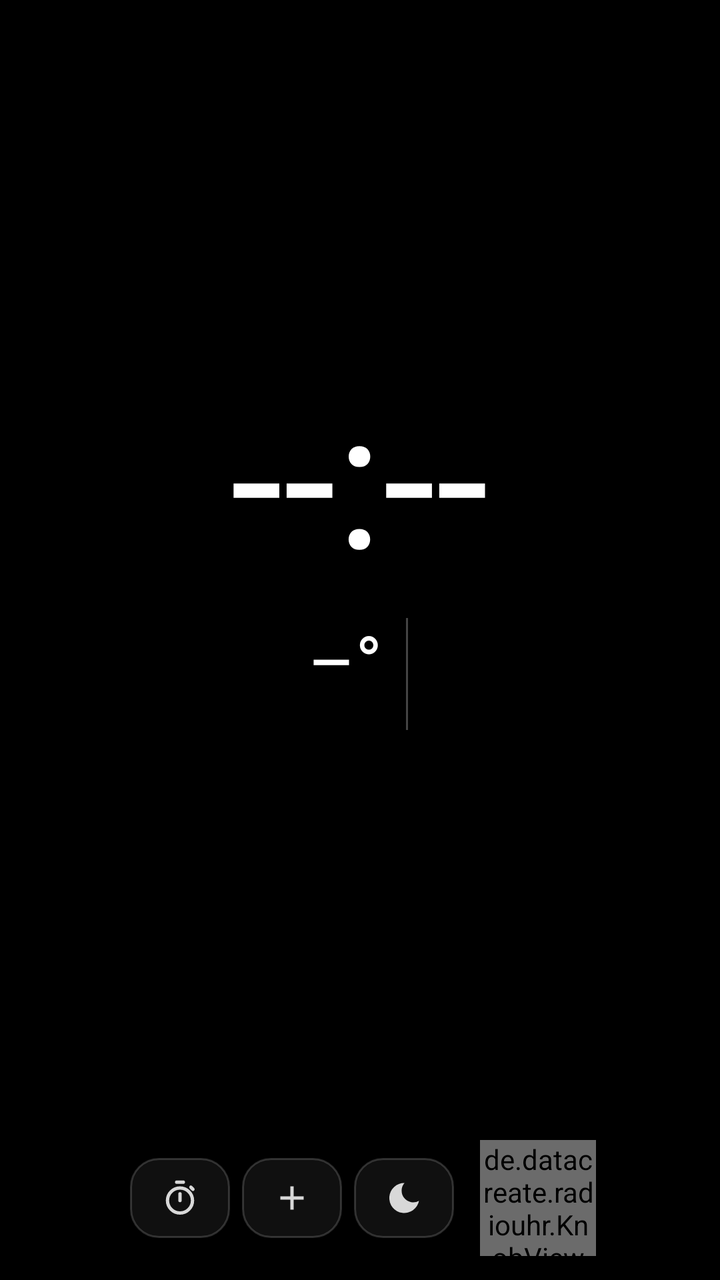
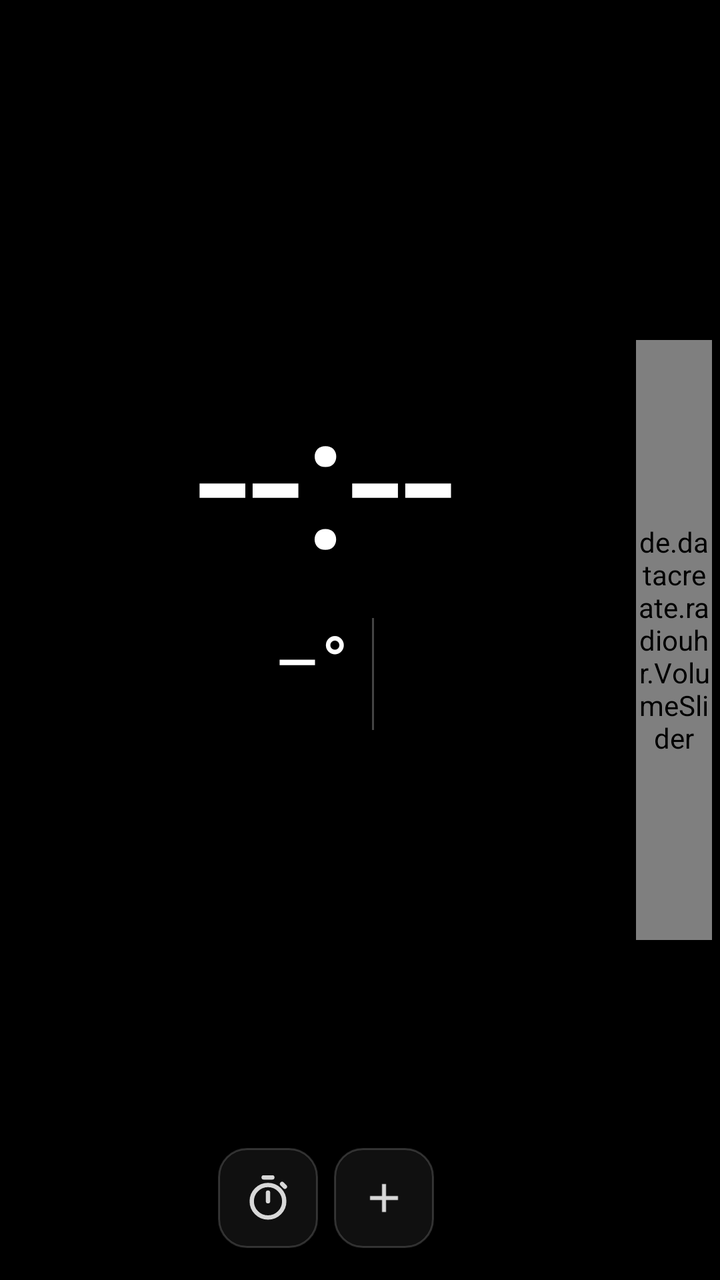

An Android layout rendered at two revisions. The XML below is the earlier revision; the diff shows what the commit changed to produce the second picture.
<!-- AndroidManifest.xml: application theme AppTheme -->
<!-- res/layout/activity_main.xml -->
<?xml version="1.0" encoding="utf-8"?>
<FrameLayout xmlns:android="http://schemas.android.com/apk/res/android"
    android:id="@+id/frame"
    android:layout_width="match_parent"
    android:layout_height="match_parent"
    android:background="#000000">

<LinearLayout
    android:id="@+id/root"
    android:layout_width="match_parent"
    android:layout_height="match_parent"
    android:background="#000000"
    android:keepScreenOn="true"
    android:orientation="vertical"
    android:padding="12dp">

    <LinearLayout
        android:id="@+id/clockPanel"
        android:layout_width="match_parent"
        android:layout_height="0dp"
        android:layout_weight="1"
        android:gravity="center"
        android:orientation="vertical">

        <TextView
            android:id="@+id/tvDate"
            android:layout_width="wrap_content"
            android:layout_height="wrap_content"
            android:textColor="#BBBBBB"
            android:textSize="21sp" />

        <TextView
            android:id="@+id/tvTime"
            android:layout_width="wrap_content"
            android:layout_height="wrap_content"
            android:includeFontPadding="false"
            android:singleLine="true"
            android:text="--:--"
            android:textColor="#FFFFFF"
            android:textSize="96sp" />

        <de.datacreate.radiouhr.ClockView
            android:id="@+id/clockView"
            android:layout_width="match_parent"
            android:layout_height="120dp"
            android:visibility="gone" />


        <LinearLayout
            android:id="@+id/weatherBox"
            android:layout_width="wrap_content"
            android:layout_height="wrap_content"
            android:layout_marginTop="8dp"
            android:clickable="true"
            android:focusable="true"
            android:gravity="center_vertical"
            android:orientation="horizontal">

            <LinearLayout
                android:layout_width="wrap_content"
                android:layout_height="wrap_content"
                android:gravity="center_horizontal"
                android:orientation="vertical">

                <LinearLayout
                    android:id="@+id/weatherRow"
                    android:layout_width="wrap_content"
                    android:layout_height="wrap_content"
                    android:gravity="center_vertical"
                    android:orientation="horizontal">

                    <TextView
                        android:id="@+id/tvWeatherIcon"
                        android:layout_width="wrap_content"
                        android:layout_height="wrap_content"
                        android:textColor="#FFD27A"
                        android:textSize="26sp" />

                    <TextView
                        android:id="@+id/tvTemp"
                        android:layout_width="wrap_content"
                        android:layout_height="wrap_content"
                        android:layout_marginLeft="6dp"
                        android:text="–°"
                        android:textColor="#FFFFFF"
                        android:textSize="36sp" />
                </LinearLayout>

                <TextView
                    android:id="@+id/tvWeatherInfo"
                    android:layout_width="wrap_content"
                    android:layout_height="wrap_content"
                    android:gravity="center"
                    android:maxWidth="150dp"
                    android:maxLines="3"
                    android:textColor="#999999"
                    android:textSize="11sp" />
            </LinearLayout>

            <View
                android:id="@+id/wxDivider"
                android:layout_width="1dp"
                android:layout_height="56dp"
                android:layout_marginLeft="12dp"
                android:layout_marginRight="8dp"
                android:background="#44FFFFFF" />

            <LinearLayout
                android:id="@+id/forecastRow"
                android:layout_width="wrap_content"
                android:layout_height="wrap_content"
                android:orientation="horizontal" />
        </LinearLayout>

        <TextView
            android:id="@+id/tvEvents"
            android:layout_width="wrap_content"
            android:layout_height="wrap_content"
            android:layout_marginTop="10dp"
            android:gravity="center"
            android:lineSpacingExtra="2dp"
            android:maxLines="9"
            android:textColor="#DDDDDD"
            android:textSize="15sp"
            android:visibility="gone" />
    </LinearLayout>

    <LinearLayout
        android:id="@+id/radioPanel"
        android:layout_width="match_parent"
        android:layout_height="wrap_content"
        android:gravity="center"
        android:orientation="vertical">

        <de.datacreate.radiouhr.DialView
            android:id="@+id/dialView"
            android:layout_width="match_parent"
            android:layout_height="78dp"
            android:layout_marginBottom="4dp"
            android:visibility="gone" />

        <TextView
            android:id="@+id/tvStation"
            android:layout_width="match_parent"
            android:layout_height="wrap_content"
            android:ellipsize="end"
            android:gravity="center"
            android:singleLine="true"
            android:textColor="#FFFFFF"
            android:textSize="20sp"
            android:textStyle="bold" />

        <TextView
            android:id="@+id/tvNowPlaying"
            android:layout_width="match_parent"
            android:layout_height="wrap_content"
            android:ellipsize="end"
            android:gravity="center"
            android:singleLine="true"
            android:textColor="#AAAAAA"
            android:textSize="14sp" />

        <HorizontalScrollView
            android:id="@+id/favScroll"
            android:layout_width="match_parent"
            android:layout_height="wrap_content"
            android:layout_marginTop="6dp"
            android:fillViewport="true"
            android:scrollbars="none">

            <LinearLayout
                android:id="@+id/favRow"
                android:layout_width="match_parent"
                android:layout_height="wrap_content"
                android:gravity="center_horizontal"
                android:orientation="horizontal" />
        </HorizontalScrollView>

        <LinearLayout
            android:id="@+id/favGrid"
            android:layout_width="match_parent"
            android:layout_height="wrap_content"
            android:layout_marginTop="6dp"
            android:orientation="vertical"
            android:visibility="gone" />

        <LinearLayout
            android:layout_width="match_parent"
            android:layout_height="wrap_content"
            android:layout_marginTop="4dp"
            android:alpha="0.85"
            android:gravity="center"
            android:orientation="horizontal">

            <ImageView android:id="@+id/btnPlay" style="@style/IconBtn" android:layout_weight="1.4"
                android:padding="12dp" android:src="@drawable/ic_play" android:visibility="gone" />

            <FrameLayout android:id="@+id/btnTimer" style="@style/IconBtn" android:padding="0dp">
                <ImageView
                    android:id="@+id/timerIcon"
                    android:layout_width="match_parent"
                    android:layout_height="match_parent"
                    android:padding="10dp"
                    android:scaleType="fitCenter"
                    android:src="@drawable/ic_timer" />
                <TextView
                    android:id="@+id/tvTimerBadge"
                    android:layout_width="wrap_content"
                    android:layout_height="wrap_content"
                    android:layout_gravity="bottom|right"
                    android:layout_margin="1dp"
                    android:textColor="#FF8A3D"
                    android:textSize="9sp"
                    android:textStyle="bold" />
            </FrameLayout>

            <ImageView android:id="@+id/btnAdd" style="@style/IconBtn" android:src="@drawable/ic_add" />
            <ImageView android:id="@+id/btnNight" style="@style/IconBtn" android:src="@drawable/ic_moon" />
            <ImageView android:id="@+id/btnSettings" style="@style/IconBtn" android:src="@drawable/ic_tune" android:visibility="gone" />

            <de.datacreate.radiouhr.KnobView
                android:id="@+id/knob"
                android:layout_width="58dp"
                android:layout_height="58dp"
                android:layout_marginLeft="10dp" />
        </LinearLayout>
    </LinearLayout>
</LinearLayout>

    <ImageView
        android:id="@+id/btnGear"
        android:layout_width="44dp"
        android:layout_height="44dp"
        android:layout_gravity="top|right"
        android:layout_margin="4dp"
        android:alpha="0.6"
        android:padding="11dp" />
</FrameLayout>
<!-- resources referenced by this layout -->
<resources>
  <!-- drawable ic_add (drawable) -->
  <vector xmlns:android="http://schemas.android.com/apk/res/android" android:width="24dp" android:height="24dp" android:viewportWidth="24" android:viewportHeight="24">
      <path android:fillColor="#FFFFFF" android:pathData="M19,13h-6v6h-2v-6H5v-2h6V5h2v6h6v2z" />
  </vector>
  <!-- drawable ic_moon (drawable) -->
  <vector xmlns:android="http://schemas.android.com/apk/res/android" android:width="24dp" android:height="24dp" android:viewportWidth="24" android:viewportHeight="24">
      <path android:fillColor="#FFFFFF" android:pathData="M12.3,3A9,9 0 1,0 21,13.7A7,7 0 0,1 12.3,3z" />
  </vector>
  <!-- drawable ic_play (drawable) -->
  <vector xmlns:android="http://schemas.android.com/apk/res/android" android:width="24dp" android:height="24dp" android:viewportWidth="24" android:viewportHeight="24">
      <path android:fillColor="#FFFFFF" android:pathData="M8,5v14l11,-7z" />
  </vector>
  <!-- drawable ic_timer (drawable) -->
  <vector xmlns:android="http://schemas.android.com/apk/res/android" android:width="24dp" android:height="24dp" android:viewportWidth="24" android:viewportHeight="24">
      <path android:fillColor="#00000000" android:strokeColor="#FFFFFF" android:strokeWidth="2"
          android:pathData="M4.5,13.5a7.5,7.5 0 1,0 15,0a7.5,7.5 0 1,0 -15,0" />
      <path android:fillColor="#00000000" android:strokeColor="#FFFFFF" android:strokeWidth="2" android:strokeLineCap="round"
          android:pathData="M12,13.5L12,9.5M10,2.5L14,2.5M18.5,5.5L19.8,6.8" />
  </vector>
  <!-- drawable ic_tune (drawable) -->
  <vector xmlns:android="http://schemas.android.com/apk/res/android" android:width="24dp" android:height="24dp" android:viewportWidth="24" android:viewportHeight="24">
      <path android:fillColor="#00000000" android:strokeColor="#FFFFFF" android:strokeWidth="2" android:strokeLineCap="round"
          android:pathData="M4,6L20,6M4,12L20,12M4,18L20,18" />
      <path android:fillColor="#FFFFFF"
          android:pathData="M6.5,6a2.5,2.5 0 1,0 5,0a2.5,2.5 0 1,0 -5,0M12.5,12a2.5,2.5 0 1,0 5,0a2.5,2.5 0 1,0 -5,0M4.5,18a2.5,2.5 0 1,0 5,0a2.5,2.5 0 1,0 -5,0" />
  </vector>
  <style name="IconBtn">
          <item name="android:layout_width">50dp</item>
          <item name="android:layout_height">40dp</item>
          <item name="android:layout_margin">3dp</item>
          <item name="android:padding">10dp</item>
          <item name="android:scaleType">fitCenter</item>
          <item name="android:background">@drawable/btn_bg</item>
          <item name="android:clickable">true</item>
          <item name="android:focusable">true</item>
      </style>
  <style name="AppTheme" parent="android:Theme.Material.NoActionBar.Fullscreen">
          <item name="android:windowBackground">@android:color/black</item>
          <item name="android:colorAccent">#FF8A3D</item>
      </style>
  <!-- drawable btn_bg (drawable) -->
  <?xml version="1.0" encoding="utf-8"?>
  <selector xmlns:android="http://schemas.android.com/apk/res/android">
      <item android:state_pressed="true">
          <shape android:shape="rectangle">
              <solid android:color="#33FFFFFF" />
              <corners android:radius="14dp" />
              <stroke android:width="1dp" android:color="#66FFFFFF" />
          </shape>
      </item>
      <item>
          <shape android:shape="rectangle">
              <solid android:color="#14FFFFFF" />
              <corners android:radius="14dp" />
              <stroke android:width="1dp" android:color="#33FFFFFF" />
          </shape>
      </item>
  </selector>
</resources>

<!-- the commit's change to res/layout/activity_main.xml (unified diff, before → after) -->
@@ -12,7 +12,10 @@
     android:background="#000000"
     android:keepScreenOn="true"
     android:orientation="vertical"
-    android:padding="12dp">
+    android:paddingLeft="12dp"
+    android:paddingTop="12dp"
+    android:paddingRight="46dp"
+    android:paddingBottom="12dp">
 
     <LinearLayout
         android:id="@+id/clockPanel"
@@ -200,7 +203,7 @@
                     android:id="@+id/timerIcon"
                     android:layout_width="match_parent"
                     android:layout_height="match_parent"
-                    android:padding="10dp"
+                    android:padding="12dp"
                     android:scaleType="fitCenter"
                     android:src="@drawable/ic_timer" />
                 <TextView
@@ -215,17 +218,25 @@
             </FrameLayout>
 
             <ImageView android:id="@+id/btnAdd" style="@style/IconBtn" android:src="@drawable/ic_add" />
-            <ImageView android:id="@+id/btnNight" style="@style/IconBtn" android:src="@drawable/ic_moon" />
+            <ImageView android:id="@+id/btnNight" style="@style/IconBtn" android:src="@drawable/ic_moon" android:visibility="gone" />
             <ImageView android:id="@+id/btnSettings" style="@style/IconBtn" android:src="@drawable/ic_tune" android:visibility="gone" />
 
             <de.datacreate.radiouhr.KnobView
                 android:id="@+id/knob"
+                android:visibility="gone"
                 android:layout_width="58dp"
                 android:layout_height="58dp"
                 android:layout_marginLeft="10dp" />
         </LinearLayout>
     </LinearLayout>
 </LinearLayout>
+
+    <de.datacreate.radiouhr.VolumeSlider
+        android:id="@+id/volSlider"
+        android:layout_width="38dp"
+        android:layout_height="300dp"
+        android:layout_gravity="right|center_vertical"
+        android:layout_marginRight="4dp" />
 
     <ImageView
         android:id="@+id/btnGear"
<!-- resource entries referenced after the edit -->
@@ -28,9 +28,9 @@
   </vector>
   <style name="IconBtn">
           <item name="android:layout_width">50dp</item>
-          <item name="android:layout_height">40dp</item>
-          <item name="android:layout_margin">3dp</item>
-          <item name="android:padding">10dp</item>
+          <item name="android:layout_height">50dp</item>
+          <item name="android:layout_margin">4dp</item>
+          <item name="android:padding">13dp</item>
           <item name="android:scaleType">fitCenter</item>
           <item name="android:background">@drawable/btn_bg</item>
           <item name="android:clickable">true</item>
